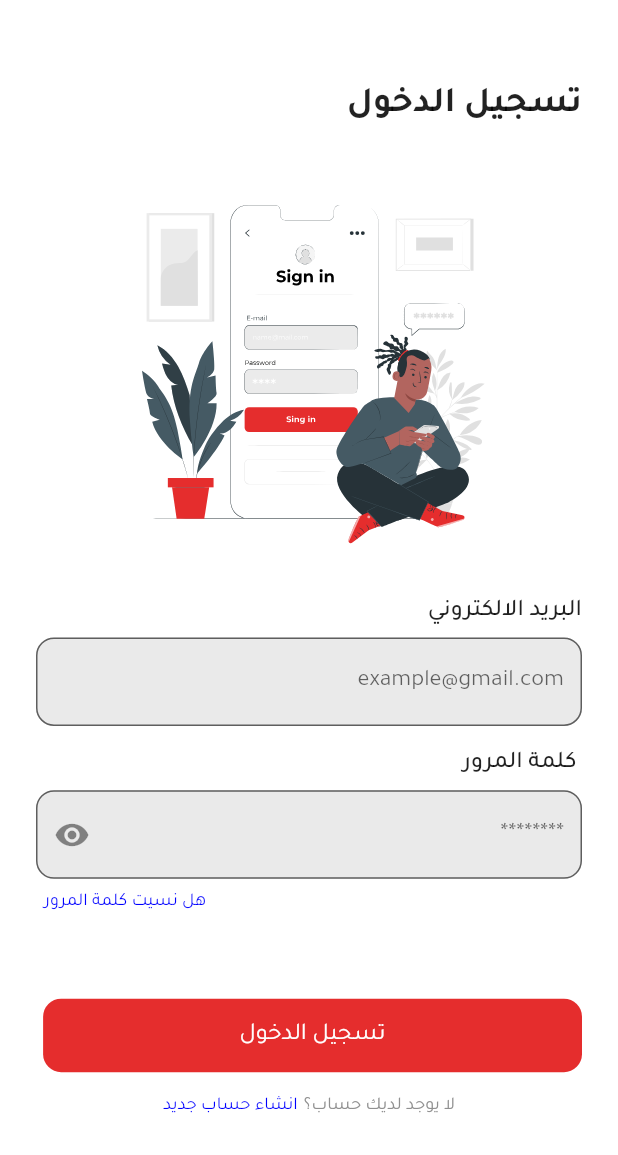
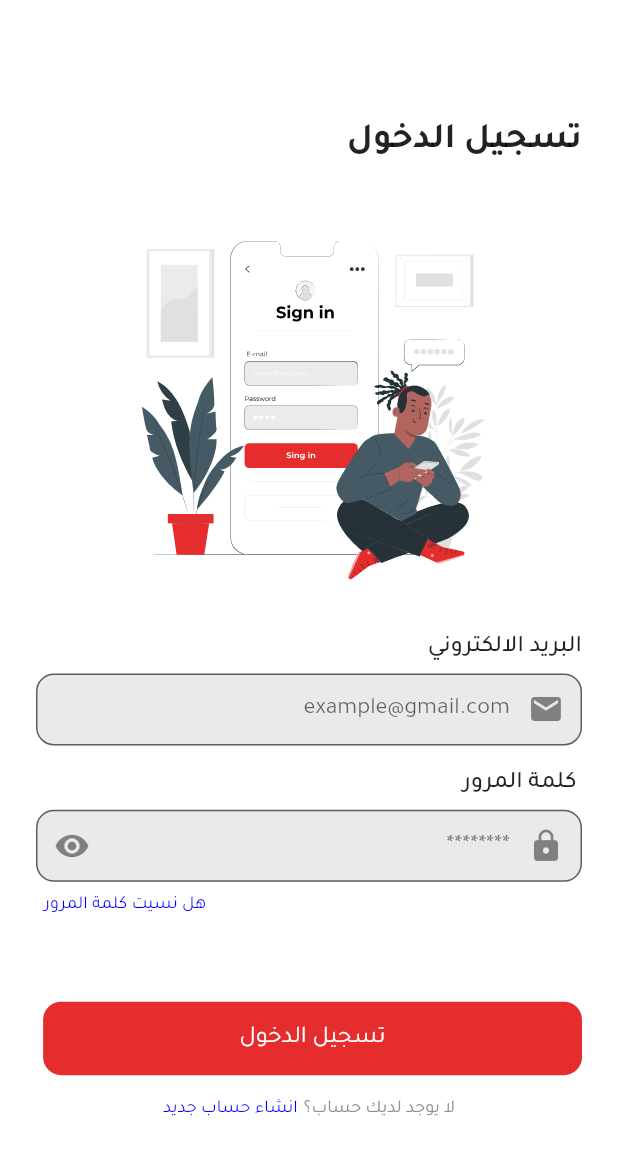
Before and after one commit to khaledmurtaja/graduationProject, a Flutter app: the screen it shows after launch, on a phone screen of 412 x 824 dp. Shown: the top 1155 px of the screen. Run offline on Flutter 3.47's test engine with Material 2 defaults, Android fonts, the phone set to English and light mode, and no system bars; our stand-ins replace flutter_screenutil, flutter_svg, get, smooth_page_indicator.

```diff
--- a/lib/App/modules/login/controller.dart
+++ b/lib/App/modules/login/controller.dart
@@ -5,7 +5,7 @@ class LoginScreenController extends GetxController{
   bool securePassword=true;
   TextEditingController emailController=TextEditingController();
   TextEditingController passwordController=TextEditingController();
-
+TextEditingController DE=TextEditingController();
   onRedEyeClicked(){ /// for controlling password visibility icon
     securePassword=!securePassword;
     update();
--- a/lib/App/modules/login/page.dart
+++ b/lib/App/modules/login/page.dart
@@ -25,10 +25,11 @@ class LoginScreen extends GetView<LoginScreenController> {
       body: Form(
         key: _formKey,
         child: SingleChildScrollView(
-          child: Padding(
-            padding: const EdgeInsets.only(right: 24, left: 24),
-            child: SizedBox(
-              width: double.infinity,
+          physics: const BouncingScrollPhysics(),
+          child: SizedBox(
+            width: double.infinity,
+            child: Padding(
+              padding: const EdgeInsets.all(24.0),
               child: Column(
                 crossAxisAlignment: CrossAxisAlignment.start,
                 children: [
@@ -58,9 +59,9 @@ class LoginScreen extends GetView<LoginScreenController> {
                     height: deviceHeight * 0.01,
                   ),
                   CustomFormField(
-                    controller:controller.emailController ,
-                    prefixIcon: Icon(Icons.email),
-                    validator:validateEmail,
+                    controller: controller.emailController,
+                    prefixIcon: const Icon(Icons.email),
+                    validator: validateEmail,
                     hint: 'example@gmail.com',
                     isPassword: false,
                     width: deviceWidth * 0.87,
@@ -81,7 +82,7 @@ class LoginScreen extends GetView<LoginScreenController> {
                       return CustomFormField(
                         controller: controller.passwordController,
                         prefixIcon: const Icon(Icons.lock),
-                        validator:validatePasswordLogin,
+                        validator: validatePasswordLogin,
                         hint: '********',
                         isPassword: controller.securePassword,
                         width: deviceWidth * 0.87,
@@ -116,8 +117,8 @@ class LoginScreen extends GetView<LoginScreenController> {
                   ),
                   CustomButton(
                     onPressed: () {
-                      bool isFormValidated=_formKey.currentState!.validate();
-                      if(isFormValidated){
+                      bool isFormValidated = _formKey.currentState!.validate();
+                      if (isFormValidated) {
                         Get.offAllNamed("/home");
                       }
                     },
@@ -137,9 +138,11 @@ class LoginScreen extends GetView<LoginScreenController> {
                       const SizedBox(
                         width: 4,
                       ),
-                      CustomTextButton(text: 'انشاء حساب جديد', function: () {
-                        Get.toNamed("/register");
-                      }),
+                      CustomTextButton(
+                          text: 'انشاء حساب جديد',
+                          function: () {
+                            Get.toNamed("/register");
+                          }),
                     ],
                   ),
                   SizedBox(
--- a/lib/App/widgets/customTextFormField.dart
+++ b/lib/App/widgets/customTextFormField.dart
@@ -3,32 +3,44 @@ import 'package:flutter/material.dart';
 import '../../core/values/colors.dart';
 
 class CustomFormField extends StatelessWidget {
-  Icon prefixIcon;
+  Icon? prefixIcon;
   IconButton? suffixIcon;
   Function validator;
   Color backGroundColor;
-  String hint;
+  String? hint;
   bool isPassword;
   double width;
+  double? height;
   Color iconColor;
+  TextInputType? textInputType;
   TextEditingController controller;
   TextEditingController? passwordConfirmController;
+  int maxLines;
+  int minLines;
 
   CustomFormField(
-      {required this.prefixIcon,
+      {this.prefixIcon,
       this.suffixIcon,
       required this.validator,
       this.passwordConfirmController,
       this.backGroundColor = textFormFieldColor,
       required this.controller,
-      required this.hint,
+      this.hint,
+      this.maxLines = 1,
+      this.minLines = 1,
       required this.isPassword,
       required this.width,
+      this.textInputType,
+      this.height,
       this.iconColor = iconPrimaryColor});
 
   @override
   Widget build(BuildContext context) {
     return TextFormField(
+      minLines: minLines,
+      maxLines: maxLines,
+      textAlignVertical: TextAlignVertical.top,
+      keyboardType: textInputType,
       autovalidateMode: AutovalidateMode.onUserInteraction,
       controller: controller,
       validator: (value) {
@@ -40,8 +52,11 @@ class CustomFormField extends StatelessWidget {
       },
       obscureText: isPassword,
       decoration: InputDecoration(
+          contentPadding: EdgeInsets.only(
+              bottom: height ?? 0, top: 15, right: 15, left: 15),
           fillColor: backGroundColor,
           filled: true,
+          prefixIcon: prefixIcon,
           suffixIcon: suffixIcon,
           iconColor: iconPrimaryColor,
           border: OutlineInputBorder(borderRadius: BorderRadius.circular(12)),
--- a/lib/core/values/consts.dart
+++ b/lib/core/values/consts.dart
@@ -10,6 +10,7 @@ const nameIsRequiredMessage=" حقل الاسم مطلوب";
 const unMatchedPasswordsMessage="كلمتا المرورر غير متوافقتين";
 const nameMustHave4LettersAtLeastMessage="حقل الاسم يجب ان يحتوي اربعة احرف على الاقل";
 const nameMustHave30LettersAtMostMessage="حقل الاسم لا يمكن ان يتجاوز ثلاثون حرفا";
+const lessThat200CharRequiredMessage="الوصف لا يمكن أن يتجاز ٢٠٠ حرف";
 final RegExp uppercaseRegex = RegExp(r'[A-Z]');
 final RegExp lowercaseRegex = RegExp(r'[a-z]');
 final RegExp numberRegex = RegExp(r'[0-9]');
```
Also changed, not shown: lib/core/utils/helperFunctions.dart (+26 -1 lines).
